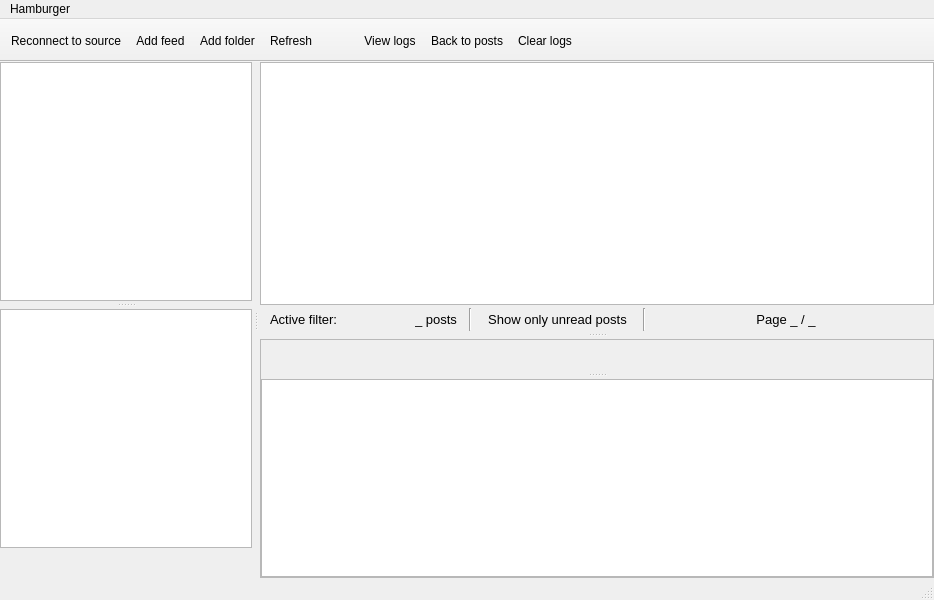
The window that client-desktop/src/widgets/MainWindow.ui (zappatic/ZapFeedReader) describes before a commit, drawn with Qt 5.
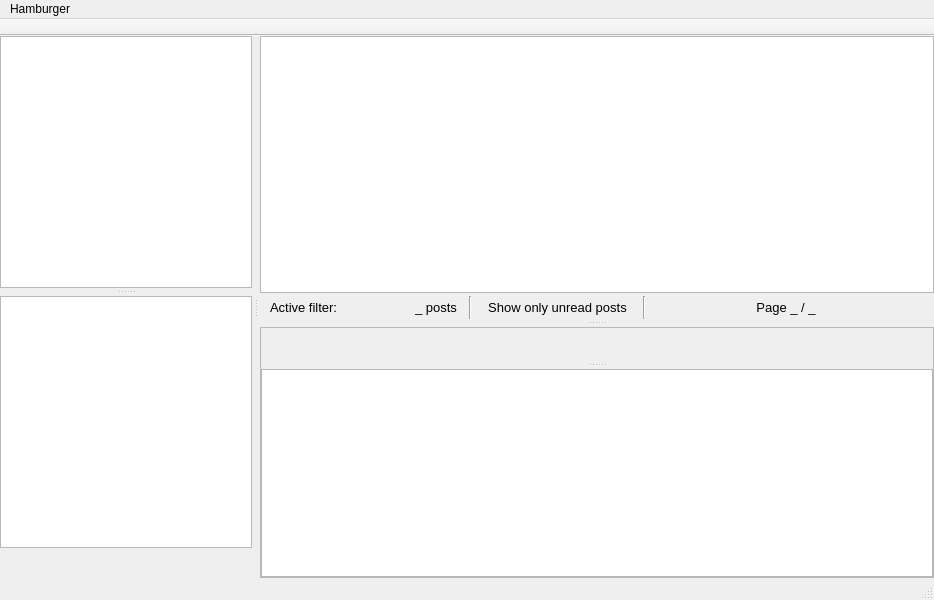
The same window after the commit. Custom widgets are drawn as their Qt base class.

Diff of the .ui file:
```diff
--- a/client-desktop/src/widgets/MainWindow.ui
+++ b/client-desktop/src/widgets/MainWindow.ui
@@ -978,15 +978,6 @@
    <attribute name="toolBarBreak">
     <bool>false</bool>
    </attribute>
-   <addaction name="action_Reconnect_to_source"/>
-   <addaction name="action_Add_feed"/>
-   <addaction name="action_Add_folder"/>
-   <addaction name="action_Toolbar_refresh"/>
-   <addaction name="action_Mark_as_read"/>
-   <addaction name="action_View_logs"/>
-   <addaction name="action_Back_to_posts"/>
-   <addaction name="action_Clear_logs"/>
-   <addaction name="action_Dummy"/>
   </widget>
   <action name="action_Add_source">
    <property name="text">
@@ -1024,14 +1015,6 @@
     <string>Add folder</string>
    </property>
   </action>
-  <action name="action_View_logs">
-   <property name="text">
-    <string>View logs</string>
-   </property>
-   <property name="toolTip">
-    <string>View Logs</string>
-   </property>
-  </action>
   <action name="action_Back_to_posts">
    <property name="text">
     <string>Back to posts</string>
@@ -1125,11 +1108,6 @@
     <string>Reconnect to source</string>
    </property>
   </action>
-  <action name="action_Clear_logs">
-   <property name="text">
-    <string>Clear logs</string>
-   </property>
-  </action>
  </widget>
  <customwidgets>
   <customwidget>
```
